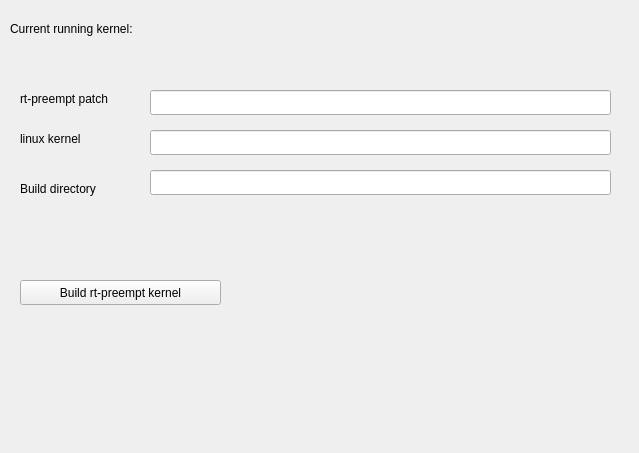
flobotics/ros2_galactic_rqt_rt_preempt, file resource/RosRtpreempt.ui: the form before one commit.
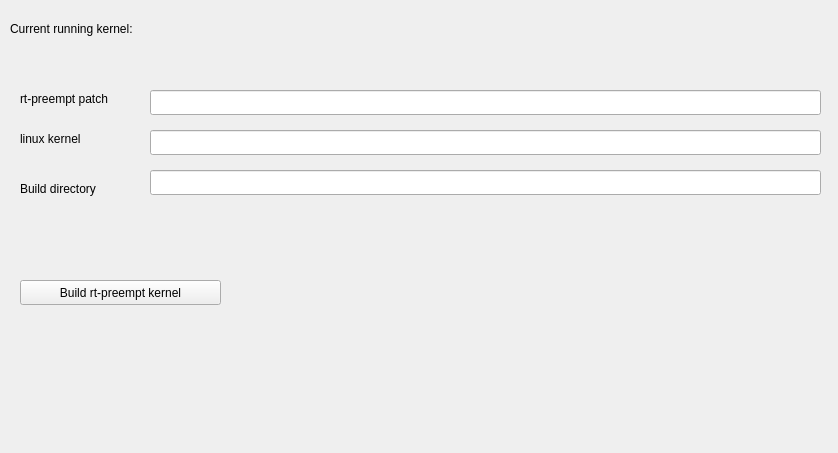
The form after the commit.

Commit message: added mkdir and download

```diff
--- a/resource/RosRtpreempt.ui
+++ b/resource/RosRtpreempt.ui
@@ -6,7 +6,7 @@
    <rect>
     <x>0</x>
     <y>0</y>
-    <width>639</width>
+    <width>838</width>
     <height>453</height>
    </rect>
   </property>
@@ -44,7 +44,7 @@
     <rect>
      <x>150</x>
      <y>90</y>
-     <width>461</width>
+     <width>671</width>
      <height>25</height>
     </rect>
    </property>
@@ -54,7 +54,7 @@
     <rect>
      <x>150</x>
      <y>130</y>
-     <width>461</width>
+     <width>671</width>
      <height>25</height>
     </rect>
    </property>
@@ -90,7 +90,7 @@
     <rect>
      <x>150</x>
      <y>170</y>
-     <width>461</width>
+     <width>671</width>
      <height>25</height>
     </rect>
    </property>
```
The commit also changes 2 other files.
